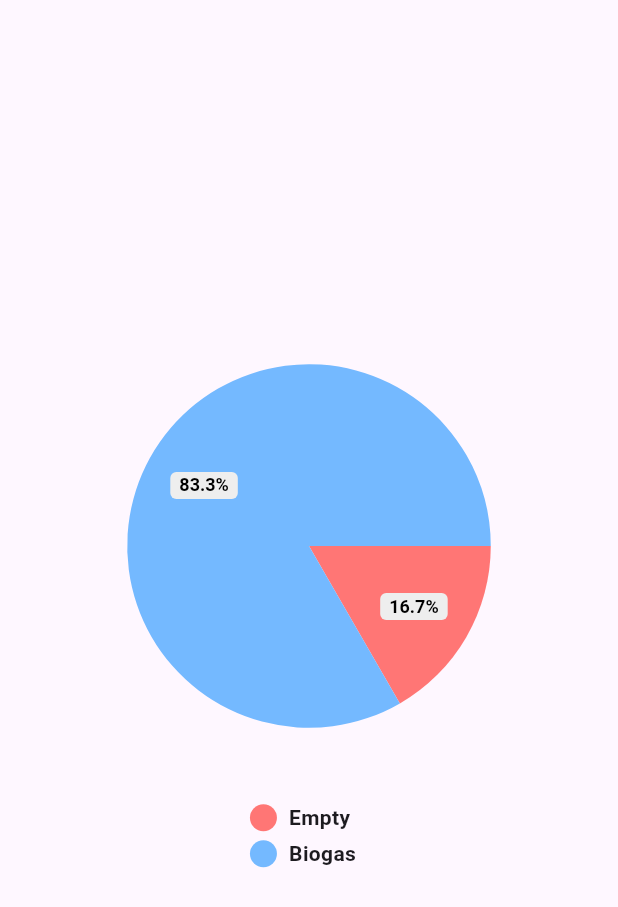
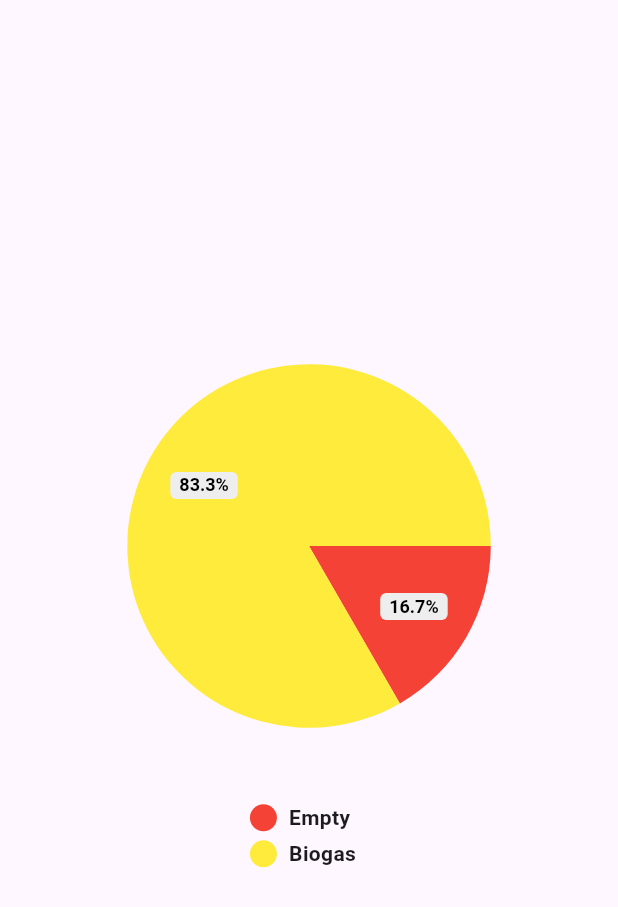
Before and after one commit to TalelMejri/mobile_cas, a Flutter app: the Biogas screen opened directly, on a phone screen of 412 x 824 dp. Shown: the top 907 px of the screen. Run offline on Flutter 3.47's test engine with Material 3 defaults, Android fonts, the phone set to English and light mode, and no system bars; drawn by our look-alikes of pie_chart; our stand-ins replace curved_navigation_bar.

Commit message:
last commit

```diff
--- a/lib/Screens/Dashboard.dart
+++ b/lib/Screens/Dashboard.dart
@@ -4,7 +4,6 @@ import 'package:mobile_cas/Screens/Level/Biogas.dart';
 import 'package:mobile_cas/Screens/Level/Electricity.dart';
 import 'package:mobile_cas/Screens/Level/Methane.dart';
 import 'package:mobile_cas/Screens/Level/Trash.dart';
-import 'package:mobile_cas/Screens/Steps/StepOne.dart';
 
 class Dashboard extends StatefulWidget{
   const Dashboard({super.key});
--- a/lib/Screens/Level/Biogas.dart
+++ b/lib/Screens/Level/Biogas.dart
@@ -13,6 +13,11 @@ Map<String, double> dataMap = {
     "Biogas":5
   };
 
+   List<Color> colorList = [
+    Colors.red,
+    Colors.yellow,
+  ];
+
 @override
   Widget build(BuildContext context) {
       return Scaffold(
@@ -27,6 +32,7 @@ Map<String, double> dataMap = {
             chartValuesOptions: ChartValuesOptions(
               showChartValuesInPercentage: true,
             ),
+            colorList: colorList,
           ),
         ),
       ),
--- a/lib/Screens/Level/Electricity.dart
+++ b/lib/Screens/Level/Electricity.dart
@@ -12,7 +12,10 @@ Map<String, double> dataMap = {
     "Empty": 2,
     "Electricity":5
   };
-
+ List<Color> colorList = [
+    Colors.blue,
+    Colors.green,
+  ];
 @override
   Widget build(BuildContext context) {
       return Scaffold(
@@ -27,6 +30,7 @@ Map<String, double> dataMap = {
             chartValuesOptions: ChartValuesOptions(
               showChartValuesInPercentage: true,
             ),
+            colorList: colorList,
           ),
         ),
       ),
--- a/lib/Screens/Level/Methane.dart
+++ b/lib/Screens/Level/Methane.dart
@@ -14,6 +14,11 @@ Map<String, double> dataMap = {
     "Methane":4
   };
 
+   List<Color> colorList = [
+    Colors.grey,
+    const Color.fromARGB(255, 0, 41, 74),
+  ];
+
 @override
   Widget build(BuildContext context) {
       return Scaffold(
@@ -28,6 +33,7 @@ Map<String, double> dataMap = {
             chartValuesOptions: ChartValuesOptions(
               showChartValuesInPercentage: true,
             ),
+            colorList: colorList,
           ),
         ),
       ),
```
